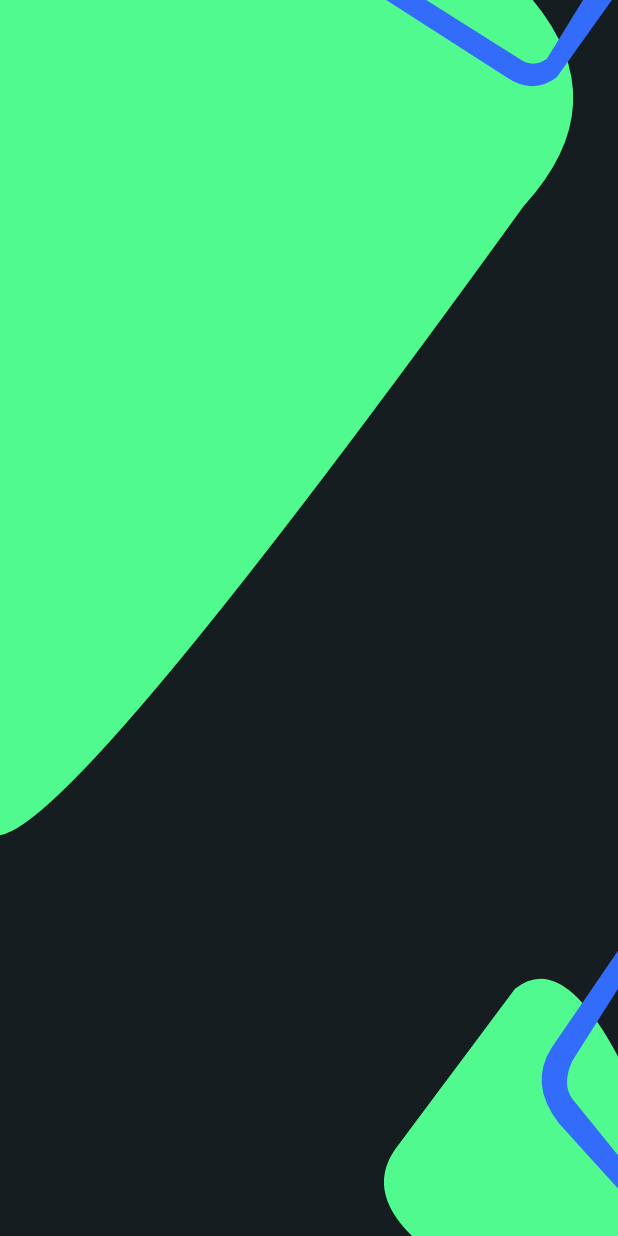
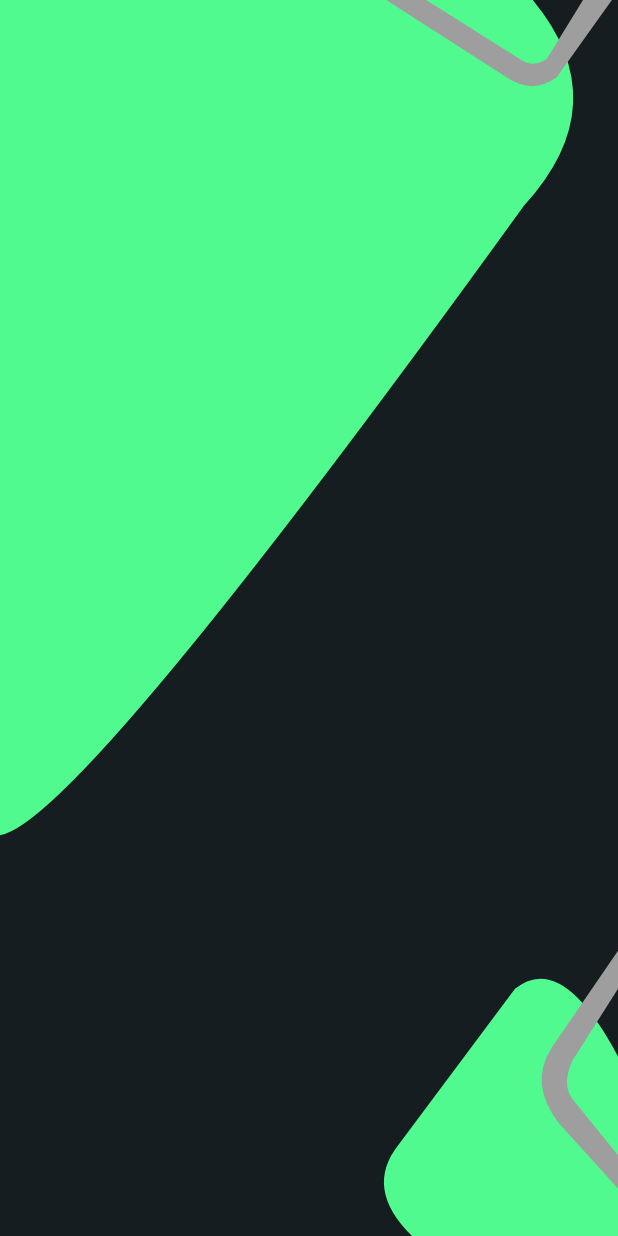
Before and after one commit to TanguAchilis/relevant_systems, a Flutter app: the screen it shows after launch, on a phone screen of 412 x 824 dp. Run offline on Flutter 3.47's test engine with Material 2 defaults, Android fonts, the phone set to English and light mode, and no system bars.

Commit message:
added background colors and clip path colors

```diff
--- a/lib/components/clippaths.dart
+++ b/lib/components/clippaths.dart
@@ -36,7 +36,7 @@ class TopThinTriangularPath extends StatelessWidget {
     return ClipPath(
       child: Container(
         height: MediaQuery.of(context).size.height,
-        decoration: BoxDecoration(color: Color(0xFF336BFA)),
+        decoration: BoxDecoration(color: Colors.grey),
       ),
       clipper: TopThinTriangularWaveClipper(),
     );
@@ -49,7 +49,7 @@ class BottomThinTriangularPath extends StatelessWidget {
     return ClipPath(
       child: Container(
         height: MediaQuery.of(context).size.height,
-        decoration: BoxDecoration(color: Color(0xFF336BFA)),
+        decoration: BoxDecoration(color: Colors.grey),
       ),
       clipper: BottomThinTriangularPathWaveClipper(),
     );
```
